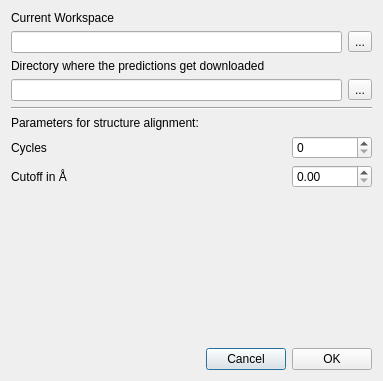
Qt form pyssa/gui/ui/forms/dlgSettingsGlobal.ui (urban233/PySSA) before a commit.
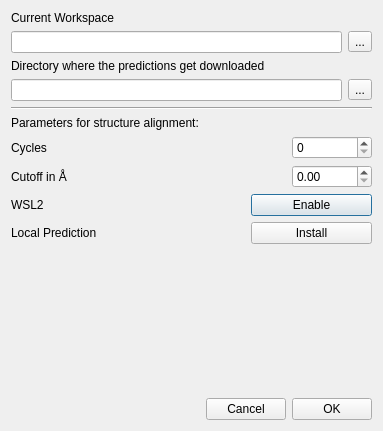
The same form after that commit.

The edit to the form file:
```diff
--- a/pyssa/gui/ui/forms/dlgSettingsGlobal.ui
+++ b/pyssa/gui/ui/forms/dlgSettingsGlobal.ui
@@ -7,7 +7,7 @@
     <x>0</x>
     <y>0</y>
     <width>383</width>
-    <height>381</height>
+    <height>431</height>
    </rect>
   </property>
   <property name="windowTitle">
@@ -124,11 +124,62 @@
      </item>
     </layout>
    </item>
+   <item>
+    <layout class="QHBoxLayout" name="horizontalLayout">
+     <item>
+      <widget class="QLabel" name="lbl_wsl2">
+       <property name="text">
+        <string>WSL2</string>
+       </property>
+      </widget>
+     </item>
+     <item>
+      <widget class="QPushButton" name="btn_enable_wsl2">
+       <property name="maximumSize">
+        <size>
+         <width>121</width>
+         <height>16777215</height>
+        </size>
+       </property>
+       <property name="text">
+        <string>Enable</string>
+       </property>
+      </widget>
+     </item>
+    </layout>
+   </item>
+   <item>
+    <layout class="QHBoxLayout" name="horizontalLayout_3">
+     <item>
+      <widget class="QLabel" name="lbl_local_prediction">
+       <property name="text">
+        <string>Local Prediction</string>
+       </property>
+      </widget>
+     </item>
+     <item>
+      <widget class="QPushButton" name="btn_install_local_prediction">
+       <property name="maximumSize">
+        <size>
+         <width>121</width>
+         <height>16777215</height>
+        </size>
+       </property>
+       <property name="text">
+        <string>Install</string>
+       </property>
+      </widget>
+     </item>
+    </layout>
+   </item>
    <item>
     <spacer name="verticalSpacer">
      <property name="orientation">
       <enum>Qt::Vertical</enum>
      </property>
+     <property name="sizeType">
+      <enum>QSizePolicy::MinimumExpanding</enum>
+     </property>
      <property name="sizeHint" stdset="0">
       <size>
        <width>20</width>
@@ -138,7 +189,7 @@
     </spacer>
    </item>
    <item>
-    <layout class="QHBoxLayout" name="horizontalLayout_3">
+    <layout class="QHBoxLayout" name="horizontalLayout_7">
      <item>
       <spacer name="horizontalSpacer">
        <property name="orientation">
```
Left out of the diff: 2 changed lines with no effect on the pictures.
